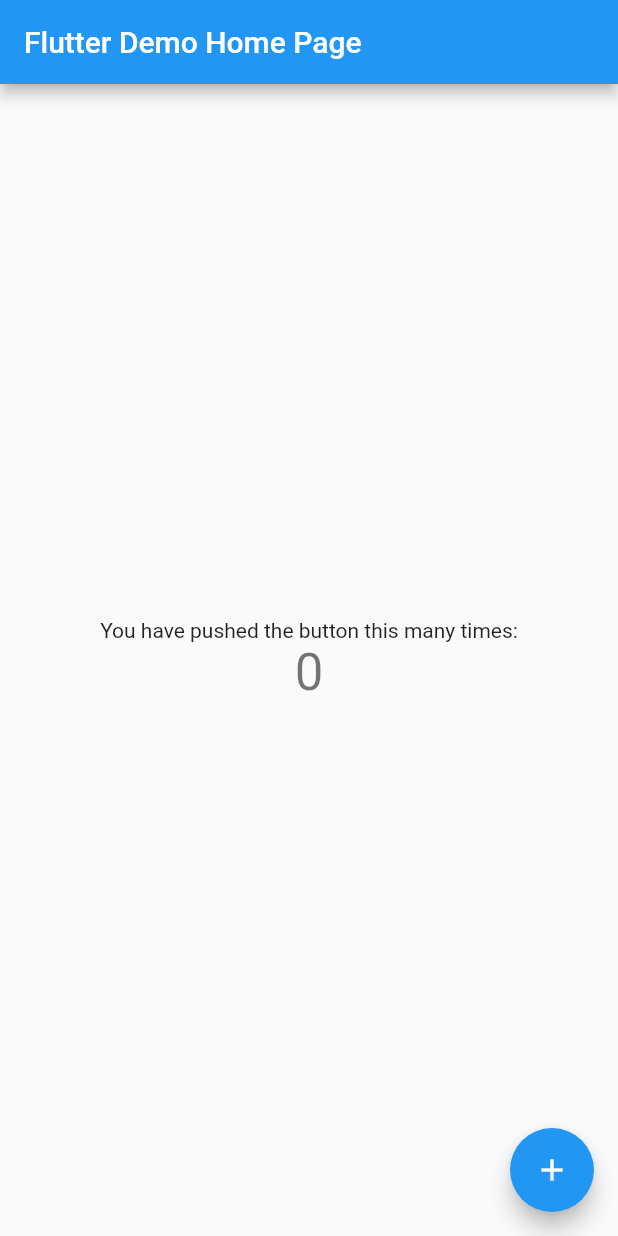
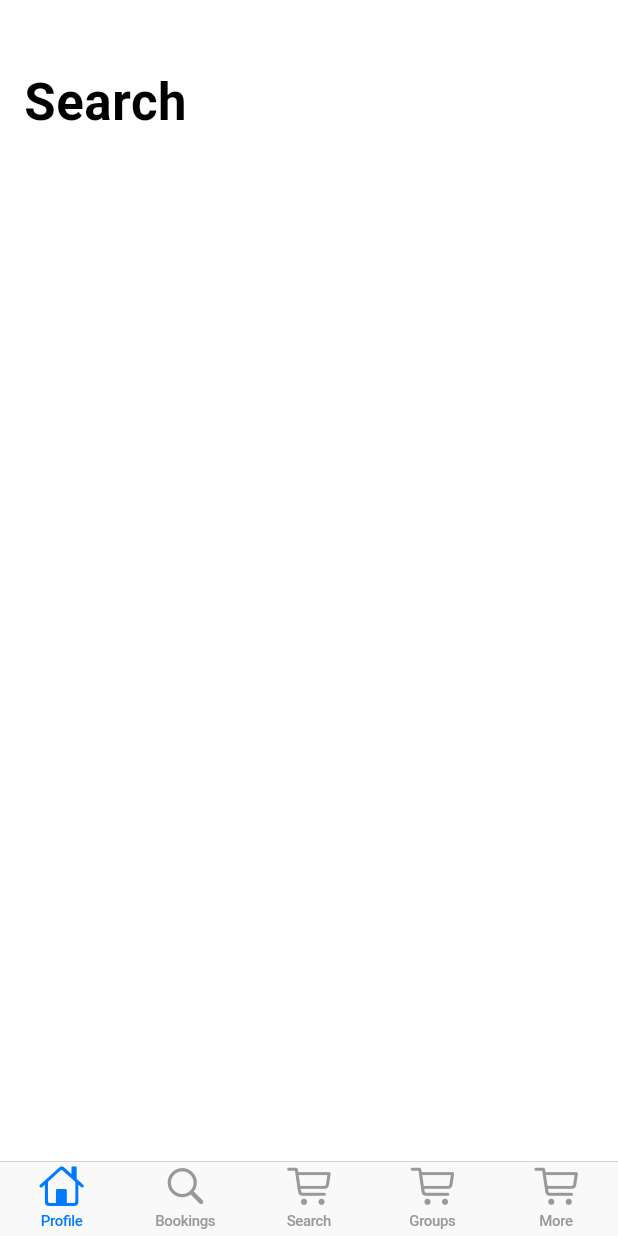
Before and after one commit to bookmeaspace/bookmeaspace, a Flutter app: the screen it shows after launch, on a phone screen of 412 x 824 dp. Run offline on Flutter 3.47's test engine with Material 2 defaults, Android fonts, the light colour scheme and no system bars.

Commit message:
created menu tab and basis of user pages

```diff
--- a/bookmeaspace/lib/main.dart
+++ b/bookmeaspace/lib/main.dart
@@ -1,117 +1,94 @@
-import 'package:flutter/material.dart';
+import 'package:flutter/cupertino.dart';
+
+import 'user/bookings_tab.dart';
+import 'user/groups_tab.dart';
+import 'user/more_tab.dart';
+import 'user/profile_tab.dart';
+import 'user/search_tab.dart';
 
 void main() {
-  runApp(MyApp());
+  return runApp(MyApp());
 }
 
 class MyApp extends StatelessWidget {
   // This widget is the root of your application.
   @override
   Widget build(BuildContext context) {
-    return MaterialApp(
-      title: 'Flutter Demo',
-      theme: ThemeData(
-        // This is the theme of your application.
-        //
-        // Try running your application with "flutter run". You'll see the
-        // application has a blue toolbar. Then, without quitting the app, try
-        // changing the primarySwatch below to Colors.green and then invoke
-        // "hot reload" (press "r" in the console where you ran "flutter run",
-        // or simply save your changes to "hot reload" in a Flutter IDE).
-        // Notice that the counter didn't reset back to zero; the application
-        // is not restarted.
-        primarySwatch: Colors.blue,
-        // This makes the visual density adapt to the platform that you run
-        // the app on. For desktop platforms, the controls will be smaller and
-        // closer together (more dense) than on mobile platforms.
-        visualDensity: VisualDensity.adaptivePlatformDensity,
-      ),
-      home: MyHomePage(title: 'Flutter Demo Home Page'),
+    return CupertinoApp(
+      home: Menu(),
     );
   }
 }
 
-class MyHomePage extends StatefulWidget {
-  MyHomePage({Key key, this.title}) : super(key: key);
-
-  // This widget is the home page of your application. It is stateful, meaning
-  // that it has a State object (defined below) that contains fields that affect
-  // how it looks.
-
-  // This class is the configuration for the state. It holds the values (in this
-  // case the title) provided by the parent (in this case the App widget) and
-  // used by the build method of the State. Fields in a Widget subclass are
-  // always marked "final".
-
-  final String title;
-
-  @override
-  _MyHomePageState createState() => _MyHomePageState();
-}
-
-class _MyHomePageState extends State<MyHomePage> {
-  int _counter = 0;
-
-  void _incrementCounter() {
-    setState(() {
-      // This call to setState tells the Flutter framework that something has
-      // changed in this State, which causes it to rerun the build method below
-      // so that the display can reflect the updated values. If we changed
-      // _counter without calling setState(), then the build method would not be
-      // called again, and so nothing would appear to happen.
-      _counter++;
-    });
-  }
-
+class Menu extends StatelessWidget  {
   @override
   Widget build(BuildContext context) {
-    // This method is rerun every time setState is called, for instance as done
-    // by the _incrementCounter method above.
-    //
-    // The Flutter framework has been optimized to make rerunning build methods
-    // fast, so that you can just rebuild anything that needs updating rather
-    // than having to individually change instances of widgets.
-    return Scaffold(
-      appBar: AppBar(
-        // Here we take the value from the MyHomePage object that was created by
-        // the App.build method, and use it to set our appbar title.
-        title: Text(widget.title),
+    return CupertinoTabScaffold(
+      tabBar: CupertinoTabBar(
+        items: const <BottomNavigationBarItem>[
+          BottomNavigationBarItem(
+            icon: Icon(CupertinoIcons.home),
+            title: Text('Profile'),
+          ),
+          BottomNavigationBarItem(
+            icon: Icon(CupertinoIcons.search),
+            title: Text('Bookings'),
+          ),
+          BottomNavigationBarItem(
+            icon: Icon(CupertinoIcons.shopping_cart),
+            title: Text('Search'),
+          ),
+          BottomNavigationBarItem(
+            icon: Icon(CupertinoIcons.shopping_cart),
+            title: Text('Groups'),
+          ),
+          BottomNavigationBarItem(
+            icon: Icon(CupertinoIcons.shopping_cart),
+            title: Text('More'),
+          ),
+        ],
       ),
-      body: Center(
-        // Center is a layout widget. It takes a single child and positions it
-        // in the middle of the parent.
-        child: Column(
-          // Column is also a layout widget. It takes a list of children and
-          // arranges them vertically. By default, it sizes itself to fit its
-          // children horizontally, and tries to be as tall as its parent.
-          //
-          // Invoke "debug painting" (press "p" in the console, choose the
-          // "Toggle Debug Paint" action from the Flutter Inspector in Android
-          // Studio, or the "Toggle Debug Paint" command in Visual Studio Code)
-          // to see the wireframe for each widget.
-          //
-          // Column has various properties to control how it sizes itself and
-          // how it positions its children. Here we use mainAxisAlignment to
-          // center the children vertically; the main axis here is the vertical
-          // axis because Columns are vertical (the cross axis would be
-          // horizontal).
-          mainAxisAlignment: MainAxisAlignment.center,
-          children: <Widget>[
-            Text(
-              'You have pushed the button this many times:',
-            ),
-            Text(
-              '$_counter',
-              style: Theme.of(context).textTheme.headline4,
-            ),
-          ],
-        ),
-      ),
-      floatingActionButton: FloatingActionButton(
-        onPressed: _incrementCounter,
-        tooltip: 'Increment',
-        child: Icon(Icons.add),
-      ), // This trailing comma makes auto-formatting nicer for build methods.
+      tabBuilder: (context, index) {
+        CupertinoTabView returnValue;
+        switch (index) {
+          case 0:
+            returnValue = CupertinoTabView(builder: (context) {
+              return CupertinoPageScaffold(
+                child: ProfileTab(),
+              );
+            });
+            break;
+          case 1:
+            returnValue = CupertinoTabView(builder: (context) {
+              return CupertinoPageScaffold(
+                child: BookingTab(),
+              );
+            });
+            break;
+          case 2:
+            returnValue = CupertinoTabView(builder: (context) {
+              return CupertinoPageScaffold(
+                child: SearchTab(),
+              );
+            });
+            break;
+          case 3:
+            returnValue = CupertinoTabView(builder: (context) {
+              return CupertinoPageScaffold(
+                child: GroupsTab(),
+              );
+            });
+            break;
+          case 4:
+            returnValue = CupertinoTabView(builder: (context) {
+              return CupertinoPageScaffold(
+                child: MoreTab(),
+              );
+            });
+            break;
+        }
+        return returnValue;
+      },
     );
   }
 }
--- /dev/null
+++ b/bookmeaspace/lib/user/profile_tab.dart
@@ -0,0 +1,21 @@
+import 'package:flutter/cupertino.dart';
+
+class ProfileTab extends StatefulWidget {
+  @override
+  _ProfileTabState createState() {
+    return _ProfileTabState();
+  }
+}
+
+class _ProfileTabState extends State<ProfileTab> {
+  @override
+  Widget build(BuildContext context) {
+    return const CustomScrollView(
+      slivers: <Widget>[
+        CupertinoSliverNavigationBar(
+          largeTitle: Text('Search'),
+        ),
+      ],
+    );
+  }
+}
--- a/bookmeaspace/pubspec.yaml
+++ b/bookmeaspace/pubspec.yaml
@@ -42,7 +42,7 @@
   # The following line ensures that the Material Icons font is
   # included with your application, so that you can use the icons in
   # the material Icons class.
-  uses-material-design: true
+  #uses-material-design: true
 
   # To add assets to your application, add an assets section, like this:
   # assets:
```
Also changed, not shown: bookmeaspace/lib/user/bookings_tab.dart (added, +21 -0 lines), bookmeaspace/lib/user/groups_tab.dart (added, +21 -0 lines), bookmeaspace/lib/user/more_tab.dart (added, +21 -0 lines), bookmeaspace/lib/user/search_tab.dart (added, +21 -0 lines).
